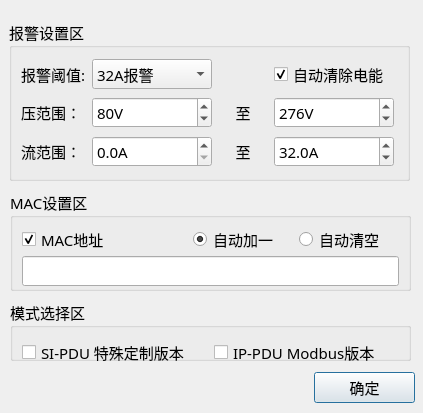
This is PDU-CalibrateTool/home/home_setdlg.ui in ChinaClever/PDU-CalibrateTool as Qt 5 draws it before an edit. The edited form follows.
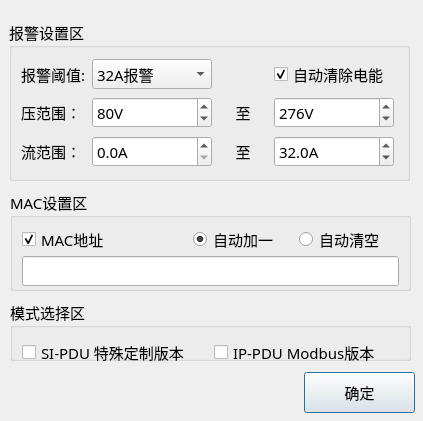
This is the edited form.

Commit message: 界面调整

```diff
--- a/PDU-CalibrateTool/home/home_setdlg.ui
+++ b/PDU-CalibrateTool/home/home_setdlg.ui
@@ -7,7 +7,7 @@
     <x>0</x>
     <y>0</y>
     <width>423</width>
-    <height>413</height>
+    <height>421</height>
    </rect>
   </property>
   <property name="windowTitle">
@@ -487,10 +487,10 @@
   <widget class="QPushButton" name="okBtn">
    <property name="geometry">
     <rect>
-     <x>314</x>
+     <x>304</x>
      <y>372</y>
-     <width>101</width>
-     <height>31</height>
+     <width>111</width>
+     <height>41</height>
     </rect>
    </property>
    <property name="font">
```
